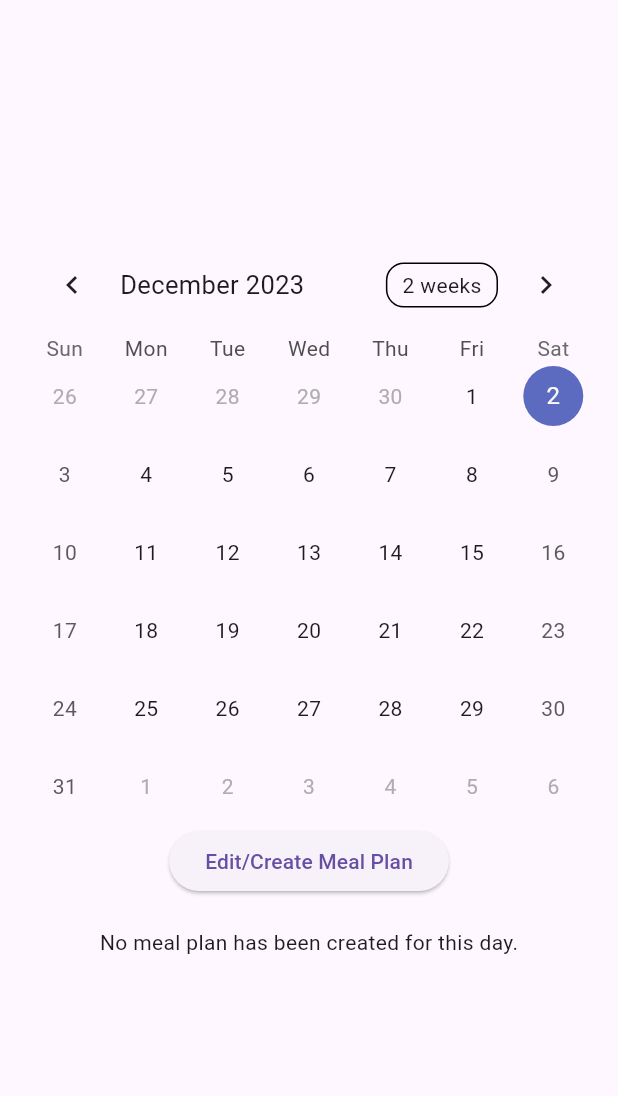
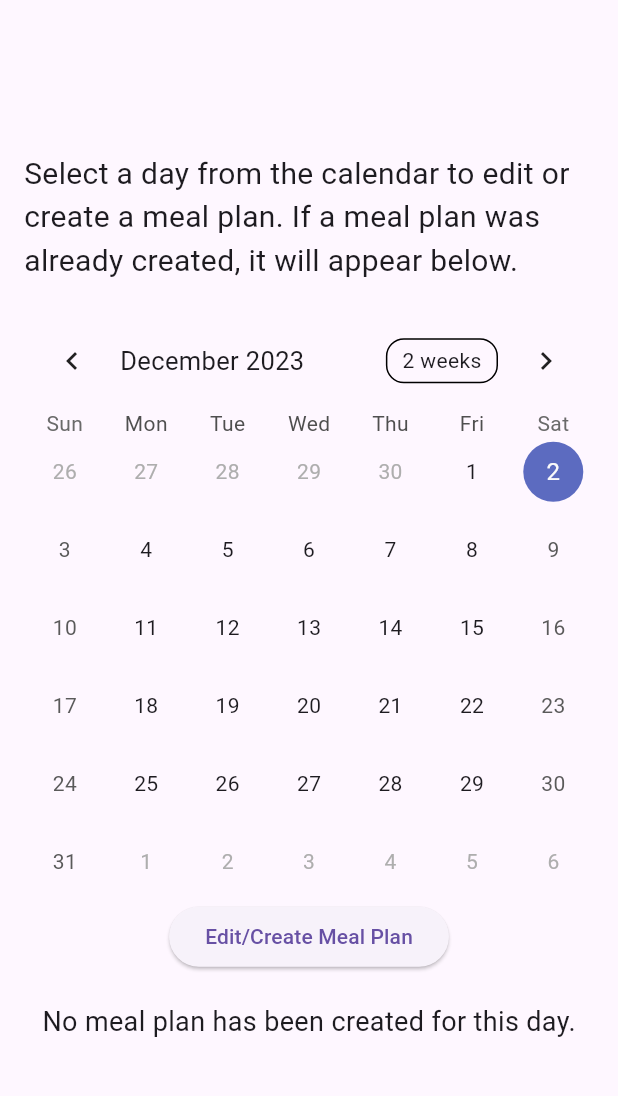
Before and after one commit to Darren-C26/Flutter-Calories-Calculator, a Flutter app: the screen it shows after launch, on a phone screen of 412 x 824 dp, the part 63-1159 px from its top. Run offline on Flutter 3.47's test engine with Material 3 defaults, Android fonts, the phone set to English and light mode, and no system bars; drawn by our look-alikes of table_calendar; our stand-ins replace sqflite; accounts and stored records are empty.

Commit message:
Update main.dart

```diff
--- a/lib/main.dart
+++ b/lib/main.dart
@@ -60,6 +60,13 @@ class _MyHomePageState extends State<MyHomePage> {
         child: Column(
           mainAxisAlignment: MainAxisAlignment.center,
           children: <Widget>[
+            // Description above the calendar
+            Text(
+              'Select a day from the calendar to edit or create a meal plan. '
+                  'If a meal plan was already created, it will appear below.',
+              style: TextStyle(fontSize: 20),
+            ),
+            SizedBox(height: 20),
             TableCalendar(
               firstDay: DateTime.utc(2023, 1, 1),
               lastDay: DateTime.utc(2024, 12, 31),
@@ -100,11 +107,32 @@ class _MyHomePageState extends State<MyHomePage> {
                       Text('Meal Plan for ${_formatSelectedDay(_selectedDay)}'),
                       Text('Target Calories: ${mealPlanRecord.targetCalories}'),
                       Text('Items: ${mealPlanRecord.items}'),
+                      SizedBox(height: 20),
+                      ElevatedButton(
+                        onPressed: () async {
+                          // Show a confirmation dialog before deleting
+                          bool proceedToDelete = await _showDeleteConfirmationDialog();
+                          if (proceedToDelete) {
+                            await MealPlanDatabase().deleteMealPlan(mealPlanRecord.date);
+                            setState(() {
+                              // Reset the selected day after deleting
+                              _selectedDay = DateTime.now();
+                            });
+                          }
+                        },
+                        style: ElevatedButton.styleFrom(
+                          backgroundColor: Colors.red, // Set the button color to red
+                          foregroundColor: Colors.white, // Set the text color to white
+                          minimumSize: Size(150, 40), // Set the button size
+                        ),
+                        child: Text('Delete Meal Plan'),
+                      ),
                     ],
                   );
                 } else {
                   // No Meal Plan for the selected day
-                  return Text('No meal plan has been created for this day.');
+                  return Text('No meal plan has been created for this day.',
+                      style: TextStyle(fontSize: 18));
                 }
               },
             ),
@@ -127,4 +155,31 @@ class _MyHomePageState extends State<MyHomePage> {
     ];
     return months[month - 1];
   }
+
+  Future<bool> _showDeleteConfirmationDialog() async {
+    return await showDialog<bool>(
+      context: context,
+      builder: (BuildContext context) {
+        return AlertDialog(
+          title: Text('Delete Meal Plan'),
+          content: Text('Are you sure you want to delete the meal plan for this day?'),
+          actions: <Widget>[
+            TextButton(
+              onPressed: () {
+                Navigator.of(context).pop(false); // No, cancel the action
+              },
+              child: Text('Cancel'),
+            ),
+            TextButton(
+              onPressed: () {
+                Navigator.of(context).pop(true); // Yes, proceed with deleting
+              },
+              child: Text('Delete'),
+            ),
+          ],
+        );
+      },
+    ) ?? false; // Default to false if the user cancels the dialog
+  }
+
 }
```
